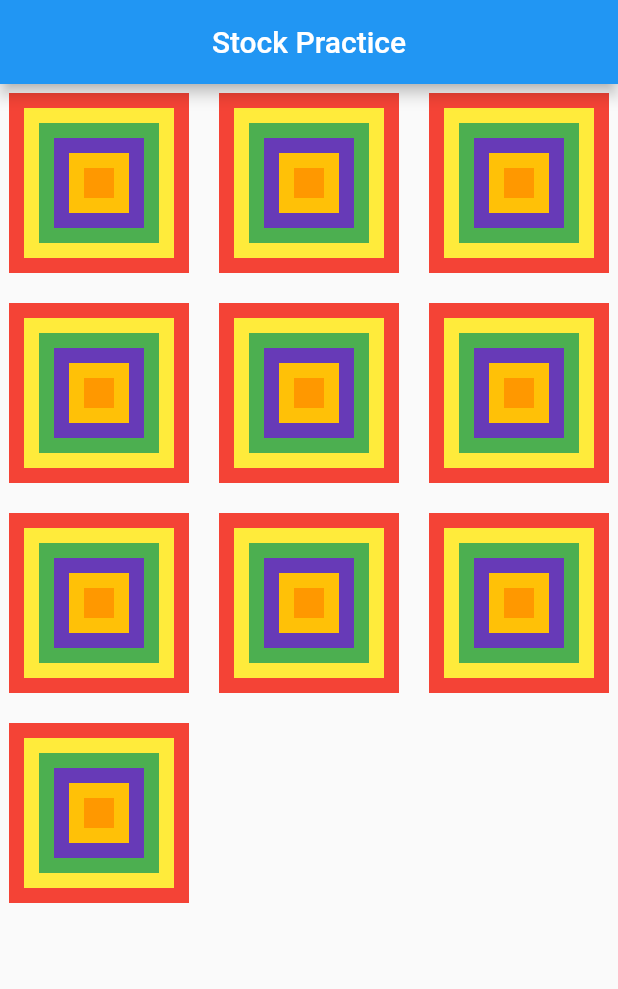
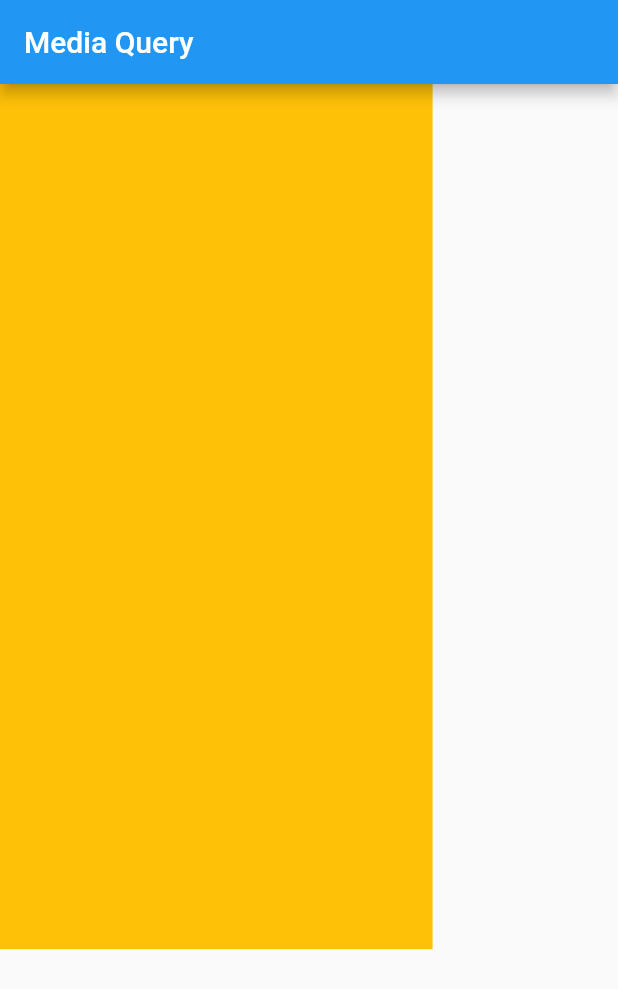
Before and after one commit to ahmedkaimkhani/SMIT-Flutter-Widgets-Learning, a Flutter app: the screen it shows after launch, on a phone screen of 412 x 824 dp. Shown: the top 989 px of the screen. Run offline on Flutter 3.47's test engine with Material 2 defaults, Android fonts, the light colour scheme and no system bars.

Commit message:
media query

```diff
--- /dev/null
+++ b/lib/MediaQuery/media_query.dart
@@ -0,0 +1,21 @@
+import 'package:flutter/material.dart';
+
+class MediaQueryWidget extends StatelessWidget {
+  const MediaQueryWidget({super.key});
+
+  @override
+  Widget build(BuildContext context) {
+    double height = MediaQuery.of(context).size.height * 1;
+    double width = MediaQuery.of(context).size.width * 1;
+
+    return Scaffold(
+        appBar: AppBar(
+          title: const Text('Media Query'),
+        ),
+        body: Container(
+          height: height * 0.7,
+          width: width * 0.7,
+          color: Colors.amber,
+        ));
+  }
+}
--- a/lib/main.dart
+++ b/lib/main.dart
@@ -3,7 +3,11 @@
 import 'package:flutter_class_1/Counter/counter_increment.dart';
 import 'package:flutter_class_1/Gridview/gridview.dart';
 import 'package:flutter_class_1/Gridview/simple_gridview.dart';
+import 'package:flutter_class_1/MediaQuery/media_query.dart';
+import 'package:flutter_class_1/Navigator/push_named.dart';
+import 'package:flutter_class_1/Navigator/push_named_2.dart';
 import 'package:flutter_class_1/Navigator/push_navigator.dart';
+import 'package:flutter_class_1/Navigator/screen_3.dart';
 import 'package:flutter_class_1/Stack/stack.pratice.dart';
 import 'package:flutter_class_1/Stateful%20Practice/stf_curd.dart';
 import 'package:flutter_class_1/home_screen.dart';
@@ -21,7 +25,17 @@
   Widget build(BuildContext context) {
     return const MaterialApp(
       debugShowCheckedModeBanner: false,
-      home: StackWidget(),
+      home: MediaQueryWidget(),
     );
   }
 }
+
+
+
+// For Navigator Push Named
+// initialRoute: "/",
+//       routes: {
+//         '/': (context) => const PushNamedNavigator(),
+//         '/firstscreen': (context) => const PushNamedNavigator2(),
+//         '/secondscreen': (context) => const ThirdScreen()
+//       },
```
